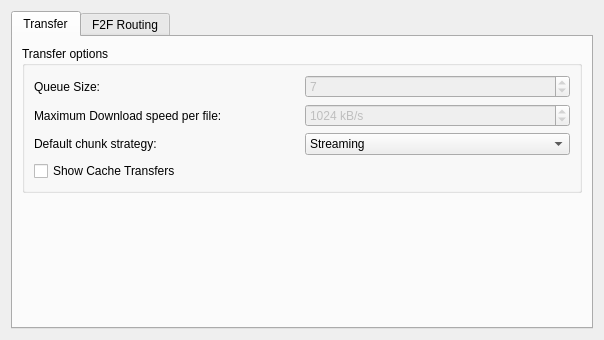
This is retroshare-gui/src/gui/settings/TransferPage.ui in RetroShare/RetroShare as Qt 5 draws it before an edit. The edited form follows.
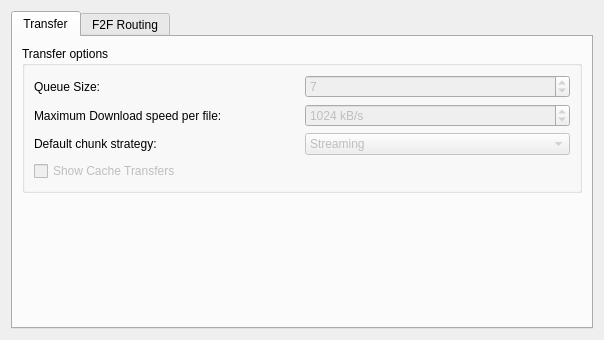
This is the edited form.

Commit message: disabled unfinished buttons in Transfer Settings page

```diff
--- a/retroshare-gui/src/gui/settings/TransferPage.ui
+++ b/retroshare-gui/src/gui/settings/TransferPage.ui
@@ -82,6 +82,9 @@
           </item>
           <item row="2" column="1">
            <widget class="QComboBox" name="strategycomboBox">
+            <property name="enabled">
+             <bool>false</bool>
+            </property>
             <item>
              <property name="text">
               <string>Streaming</string>
@@ -96,6 +99,9 @@
           </item>
           <item row="3" column="0" colspan="2">
            <widget class="QCheckBox" name="checkBox">
+            <property name="enabled">
+             <bool>false</bool>
+            </property>
             <property name="text">
              <string>Show Cache Transfers</string>
             </property>
```
